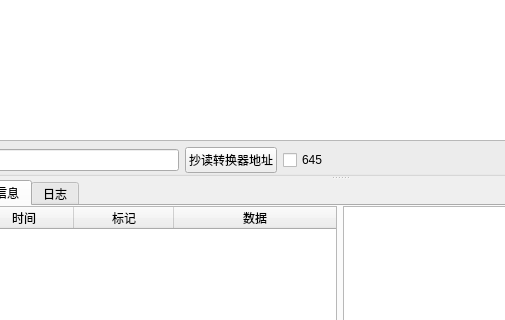
The window that source/protocol_master_ui.ui (yuantangliang/ProtocolMaster) describes before a commit, drawn with Qt 5; both pictures show x 245 to 750 and y 225 to 545 of the 964 by 645 pixel window.
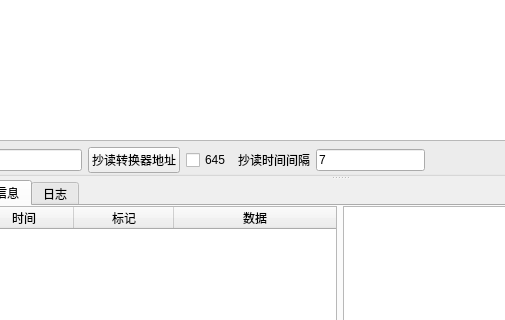
The same window after the commit.

```diff
--- a/source/protocol_master_ui.ui
+++ b/source/protocol_master_ui.ui
@@ -100,6 +100,20 @@
              </property>
             </widget>
            </item>
+           <item>
+            <widget class="QLabel" name="label">
+             <property name="text">
+              <string>抄读时间间隔</string>
+             </property>
+            </widget>
+           </item>
+           <item>
+            <widget class="QLineEdit" name="readMeterSpanLineEdit">
+             <property name="text">
+              <string>7</string>
+             </property>
+            </widget>
+           </item>
            <item>
             <spacer name="horizontalSpacer">
              <property name="orientation">
```
Left out of the diff: 14 changed lines with no effect on the pictures.
